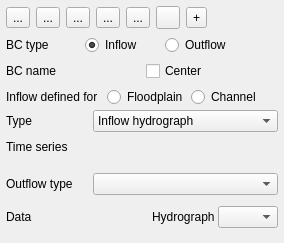
The window that flo2d/ui/bc_editor.ui (FLO-2DSoftware/qgis-flo-2d-plugin) describes before a commit, drawn with Qt 5.
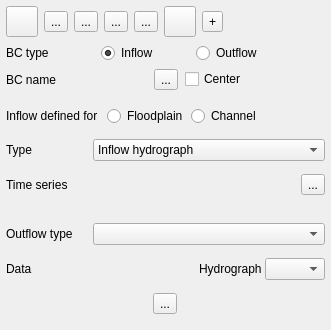
The same window after the commit. Icons and pictures are not drawn.

Commit message: bc editor refactored, undo/redo added

```diff
--- a/flo2d/ui/bc_editor.ui
+++ b/flo2d/ui/bc_editor.ui
@@ -6,8 +6,8 @@
    <rect>
     <x>0</x>
     <y>0</y>
-    <width>284</width>
-    <height>243</height>
+    <width>331</width>
+    <height>330</height>
    </rect>
   </property>
   <property name="minimumSize">
@@ -31,12 +31,21 @@
         <string>Add point BC</string>
        </property>
        <property name="text">
-        <string>...</string>
+        <string/>
        </property>
        <property name="icon">
         <iconset>
          <normaloff>../img/mActionCapturePoint.svg</normaloff>../img/mActionCapturePoint.svg</iconset>
        </property>
+       <property name="iconSize">
+        <size>
+         <width>24</width>
+         <height>24</height>
+        </size>
+       </property>
+       <property name="checkable">
+        <bool>false</bool>
+       </property>
       </widget>
      </item>
      <item>
@@ -51,6 +60,12 @@
         <iconset>
          <normaloff>../img/mActionCaptureLine.svg</normaloff>../img/mActionCaptureLine.svg</iconset>
        </property>
+       <property name="iconSize">
+        <size>
+         <width>24</width>
+         <height>24</height>
+        </size>
+       </property>
       </widget>
      </item>
      <item>
@@ -65,6 +80,12 @@
         <iconset>
          <normaloff>../img/mActionCapturePolygon.svg</normaloff>../img/mActionCapturePolygon.svg</iconset>
        </property>
+       <property name="iconSize">
+        <size>
+         <width>24</width>
+         <height>24</height>
+        </size>
+       </property>
       </widget>
      </item>
      <item>
@@ -79,6 +100,12 @@
         <iconset>
          <normaloff>../img/mActionDeleteSelected.svg</normaloff>../img/mActionDeleteSelected.svg</iconset>
        </property>
+       <property name="iconSize">
+        <size>
+         <width>24</width>
+         <height>24</height>
+        </size>
+       </property>
       </widget>
      </item>
      <item>
@@ -93,6 +120,12 @@
         <iconset>
          <normaloff>../img/mActionSaveAllEdits.svg</normaloff>../img/mActionSaveAllEdits.svg</iconset>
        </property>
+       <property name="iconSize">
+        <size>
+         <width>24</width>
+         <height>24</height>
+        </size>
+       </property>
       </widget>
      </item>
      <item>
@@ -113,6 +146,12 @@
         <iconset>
          <normaloff>../img/mActionUndo.svg</normaloff>../img/mActionUndo.svg</iconset>
        </property>
+       <property name="iconSize">
+        <size>
+         <width>24</width>
+         <height>24</height>
+        </size>
+       </property>
       </widget>
      </item>
      <item>
@@ -127,6 +166,12 @@
         <iconset>
          <normaloff>../img/add_bc_data.svg</normaloff>../img/add_bc_data.svg</iconset>
        </property>
+       <property name="iconSize">
+        <size>
+         <width>24</width>
+         <height>24</height>
+        </size>
+       </property>
       </widget>
      </item>
      <item>
@@ -236,6 +281,17 @@
      <item>
       <layout class="QHBoxLayout" name="bc_name_cbo_layout"/>
      </item>
+     <item>
+      <widget class="QToolButton" name="change_bc_name_btn">
+       <property name="text">
+        <string>...</string>
+       </property>
+       <property name="icon">
+        <iconset>
+         <normaloff>../img/change_name.svg</normaloff>../img/change_name.svg</iconset>
+       </property>
+      </widget>
+     </item>
      <item>
       <widget class="QCheckBox" name="bc_center_chbox">
        <property name="sizePolicy">
@@ -404,6 +460,17 @@
         <item>
          <layout class="QHBoxLayout" name="inflow_tseries_cbo_layout"/>
         </item>
+        <item>
+         <widget class="QToolButton" name="change_inflow_data_name_btn">
+          <property name="text">
+           <string>...</string>
+          </property>
+          <property name="icon">
+           <iconset>
+            <normaloff>../img/change_name.svg</normaloff>../img/change_name.svg</iconset>
+          </property>
+         </widget>
+        </item>
        </layout>
       </item>
      </layout>
@@ -546,7 +613,22 @@
          <number>7</number>
         </property>
         <item>
-         <layout class="QHBoxLayout" name="outflow_data_cbo_layout"/>
+         <layout class="QHBoxLayout" name="outflow_data_cbo_layout">
+          <property name="bottomMargin">
+           <number>0</number>
+          </property>
+         </layout>
+        </item>
+        <item>
+         <widget class="QToolButton" name="change_outflow_data_name_btn">
+          <property name="text">
+           <string>...</string>
+          </property>
+          <property name="icon">
+           <iconset>
+            <normaloff>../img/change_name.svg</normaloff>../img/change_name.svg</iconset>
+          </property>
+         </widget>
         </item>
        </layout>
       </item>
```
The commit also changes 12 other files.
